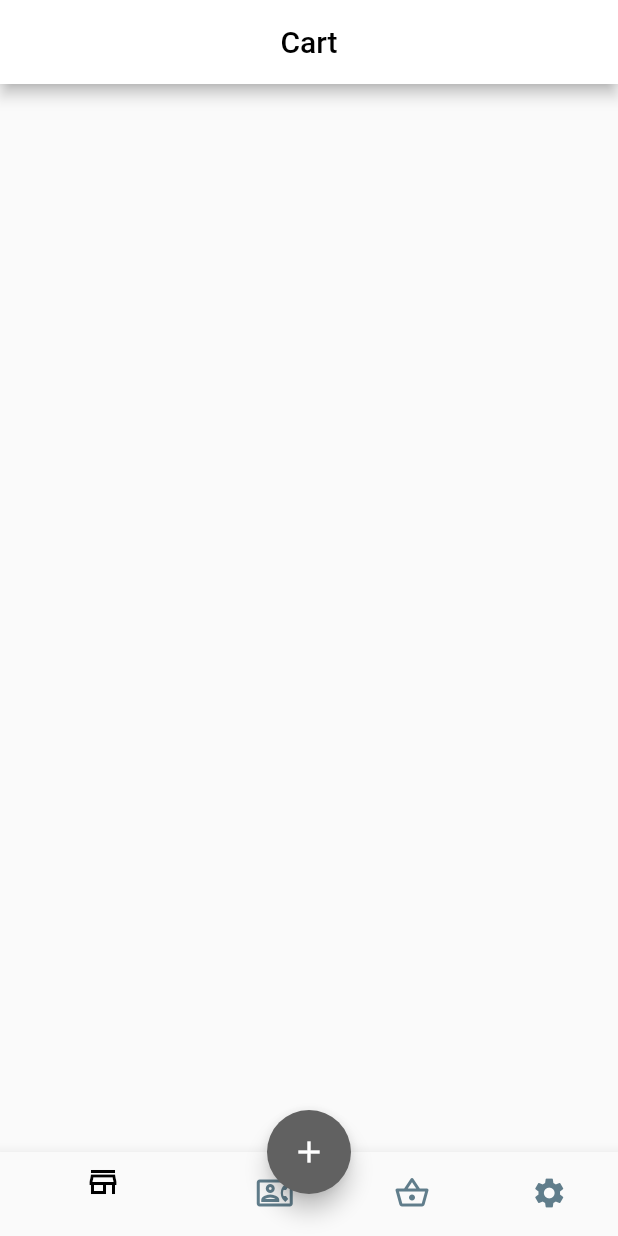
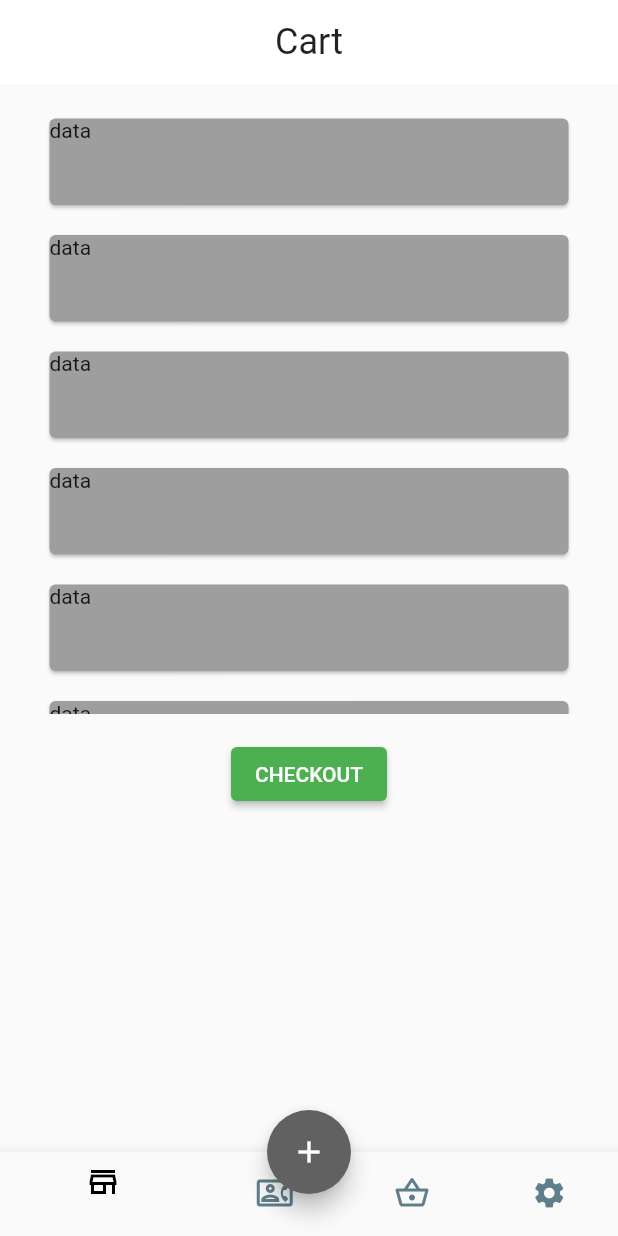
Before and after one commit to hakanglg/fresh_food, a Flutter app: the screen it shows after launch, on a phone screen of 412 x 824 dp. Run offline on Flutter 3.47's test engine with Material 2 defaults, Android fonts, the phone set to English and light mode, and no system bars.

Commit message:
Update fresh_food_view.dart

```diff
--- a/lib/fresh_food_view.dart
+++ b/lib/fresh_food_view.dart
@@ -12,30 +12,78 @@ class _FreshFoodViewState extends State<FreshFoodView> {
   @override
   Widget build(BuildContext context) {
     return Scaffold(
-      appBar: AppBar(
+      appBar: AppBarM(),
+      body: BodyCards(context),
+      floatingActionButton: FloatActButton(),
+      floatingActionButtonLocation: FloatingActionButtonLocation.centerDocked,
+      bottomNavigationBar: BottomNavBar(),
+    );
+  }
+
+  AppBar AppBarM() {
+    return AppBar(
+      elevation: 0,
       title: Text(
         appBarTitle,
-          style: TextStyle(color: Colors.black),
+        style: Theme.of(context).textTheme.headline5,
       ),
       centerTitle: true,
       backgroundColor: Colors.white,
+    );
+  }
+
+  Column BodyCards(BuildContext context) {
+    return Column(
+      children: [
+        Padding(
+          padding: const EdgeInsets.all(8.0),
+          child: SizedBox(
+            height: MediaQuery.of(context).size.height * 0.5,
+            child: ListView.builder(
+              itemCount: 11,
+              itemBuilder: (BuildContext context, int index) {
+                return Card(
+                  margin: EdgeInsets.fromLTRB(25, 15, 25, 5),
+                  color: Colors.grey,
+                  child: Container(
+                      height: MediaQuery.of(context).size.height * 0.07,
+                      child: Text("data")),
+                );
+              },
             ),
-      body: null,
-      floatingActionButton: FloatingActionButton(
+          ),
+        ),
+        Padding(
+          padding: const EdgeInsets.all(8.0),
+          child: ElevatedButton(
+              onPressed: () {},
+              child: Text("CHECKOUT"),
+              style: ElevatedButton.styleFrom(
+                primary: Colors.green, // background
+                onPrimary: Colors.white,
+              )),
+        ),
+      ],
+    );
+  }
+
+  FloatingActionButton FloatActButton() {
+    return FloatingActionButton(
       onPressed: () {},
       child: Icon(Icons.add),
       backgroundColor: Colors.grey[700],
-      ),
-      floatingActionButtonLocation: FloatingActionButtonLocation.centerDocked,
-      bottomNavigationBar: BottomNavigationBar(
+    );
+  }
+
+  BottomNavigationBar BottomNavBar() {
+    return BottomNavigationBar(
       items: [
         BottomNavigationBarItem(
           icon: Icon(Icons.store_mall_directory_outlined),
           title: Text(""),
         ),
         BottomNavigationBarItem(
-              icon: Icon(Icons.quick_contacts_dialer_outlined),
-              title: Text("")),
+            icon: Icon(Icons.quick_contacts_dialer_outlined), title: Text("")),
         BottomNavigationBarItem(
             icon: Icon(Icons.shopping_basket_outlined), title: Text("")),
         BottomNavigationBarItem(icon: Icon(Icons.settings), title: Text("")),
@@ -43,7 +91,6 @@ class _FreshFoodViewState extends State<FreshFoodView> {
       backgroundColor: Colors.black,
       unselectedItemColor: Colors.blueGrey,
       fixedColor: Colors.black,
-      ),
     );
   }
 }
```
Lines whose indentation alone changed are shown as unchanged.
